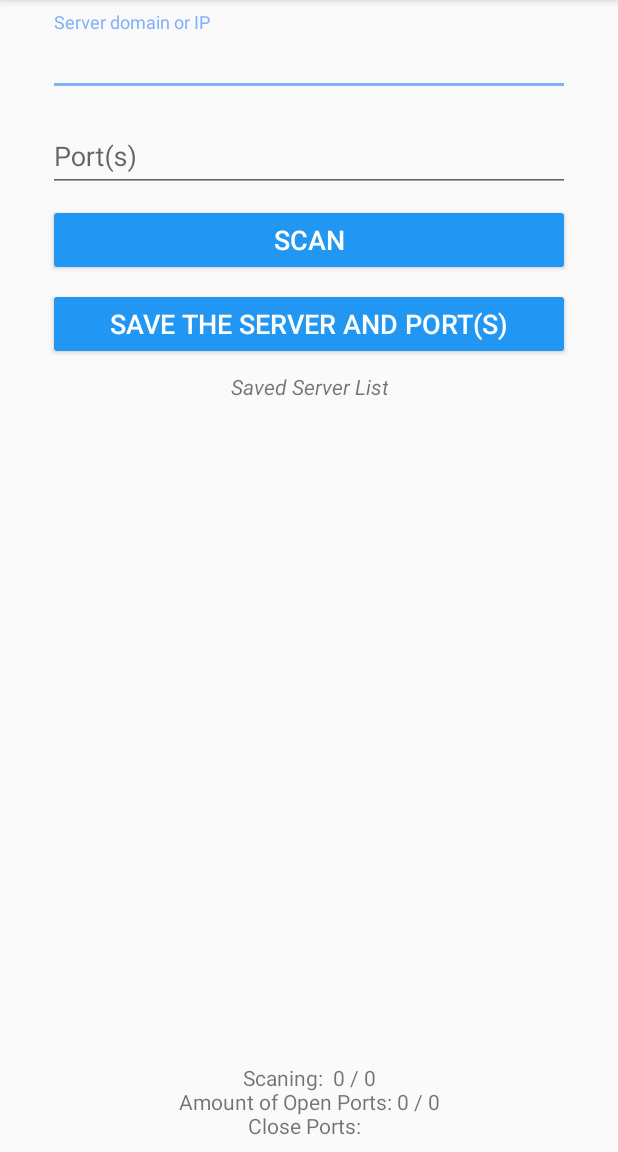
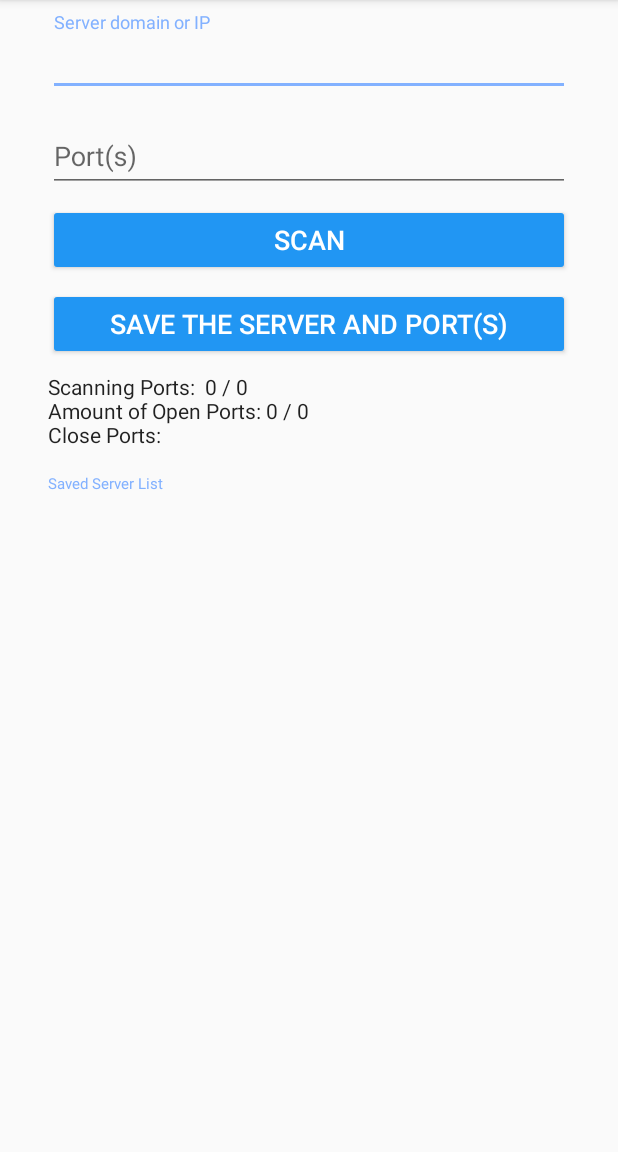
Before and after one commit to owenlsa/CheckPort, an Android app: the screen it shows after launch (MainActivity), on a phone screen of 412 x 824 dp, the part 84-1236 px from its top. Run offline under Robolectric (Android 15) with nearby library versions, the phone set to English and light mode, and no system bars.

Commit message:
UI update.

```diff
--- a/app/src/main/java/com/lsa/checkport/MainActivity.java
+++ b/app/src/main/java/com/lsa/checkport/MainActivity.java
@@ -81,7 +81,7 @@ public class MainActivity extends AppCompatActivity {
         Handler mTimeHandler = new Handler() {
             public void handleMessage(android.os.Message msg) {
                 if (msg.what == 0) {
-                    textViewData1.setText("Scaning:  " + doneTimes + " / " + totalPortAmount
+                    textViewData1.setText("Scanning Ports:  " + doneTimes + " / " + totalPortAmount
                             + "\nAmount of Open Ports: " + okTimes+ " / " + totalPortAmount
                             + "\nClose Ports:  " + failList); //刷新result
                     onUpdateListView(); //刷新listView
@@ -185,6 +185,7 @@ public class MainActivity extends AppCompatActivity {
                 doneTimes = doneTimes + 1; //已完成端口计数
 
             } catch (Exception e) {
+                SCANNING = 0;
                 System.out.println("Error 102");
                 e.printStackTrace();
             }
--- a/app/src/main/res/layout/activity_main.xml
+++ b/app/src/main/res/layout/activity_main.xml
@@ -80,20 +80,39 @@
         app:layout_constraintTop_toBottomOf="@+id/btnScan" />
 
     <TextView
-        android:id="@+id/serverListTitle"
-        android:layout_width="wrap_content"
+        android:id="@+id/textViewResult"
+        android:layout_width="0dp"
         android:layout_height="wrap_content"
         android:layout_marginStart="32dp"
         android:layout_marginTop="8dp"
         android:layout_marginEnd="32dp"
         android:layout_marginBottom="8dp"
+        android:gravity="center"
+        android:text="Result"
+        android:textAlignment="textStart"
+        android:textColor="?android:attr/textColorPrimary"
+        app:layout_constraintBottom_toTopOf="@+id/serverListTitle"
+        app:layout_constraintEnd_toEndOf="parent"
+        app:layout_constraintHorizontal_bias="0.0"
+        app:layout_constraintStart_toStartOf="parent"
+        app:layout_constraintTop_toBottomOf="@+id/btnAddJSON" />
+
+    <TextView
+        android:id="@+id/serverListTitle"
+        android:layout_width="0dp"
+        android:layout_height="wrap_content"
+        android:layout_marginStart="32dp"
+        android:layout_marginTop="8dp"
+        android:layout_marginEnd="32dp"
         android:text="Saved Server List"
-        android:textAlignment="center"
-        android:textStyle="italic"
+        android:textAlignment="textStart"
+        android:textColor="@color/colorAccent"
+        android:textSize="10sp"
         app:layout_constraintBottom_toTopOf="@+id/serverList"
         app:layout_constraintEnd_toEndOf="parent"
+        app:layout_constraintHorizontal_bias="0.0"
         app:layout_constraintStart_toStartOf="parent"
-        app:layout_constraintTop_toBottomOf="@+id/btnAddJSON" />
+        app:layout_constraintTop_toBottomOf="@+id/textViewResult" />
 
     <ListView
         android:id="@+id/serverList"
@@ -103,26 +122,10 @@
         android:layout_marginEnd="16dp"
         android:layout_marginBottom="8dp"
         android:fadingEdge="none"
-        app:layout_constraintBottom_toTopOf="@id/textViewResult"
+        app:layout_constraintBottom_toBottomOf="parent"
         app:layout_constraintEnd_toEndOf="parent"
         app:layout_constraintStart_toStartOf="parent"
         app:layout_constraintTop_toBottomOf="@+id/serverListTitle" />
 
-    <TextView
-        android:id="@+id/textViewResult"
-        android:layout_width="wrap_content"
-        android:layout_height="wrap_content"
-        android:layout_marginStart="32dp"
-        android:layout_marginTop="8dp"
-        android:layout_marginEnd="32dp"
-        android:layout_marginBottom="8dp"
-        android:gravity="center"
-        android:text="Result"
-        android:textAlignment="center"
-        app:layout_constraintBottom_toBottomOf="parent"
-        app:layout_constraintEnd_toEndOf="parent"
-        app:layout_constraintStart_toStartOf="parent"
-        app:layout_constraintTop_toBottomOf="@+id/serverList" />
-
 
 </androidx.constraintlayout.widget.ConstraintLayout>
--- a/app/src/main/res/layout/list_item.xml
+++ b/app/src/main/res/layout/list_item.xml
@@ -10,4 +10,5 @@
     android:minHeight="?android:attr/listPreferredItemHeightSmall"
     android:paddingStart="?android:attr/listPreferredItemPaddingStart"
     android:paddingEnd="?android:attr/listPreferredItemPaddingEnd"
-    android:textAppearance="?android:attr/textAppearanceListItemSmall" />
+    android:textAppearance="?android:attr/textAppearanceListItemSmall"
+    android:textColor="?android:attr/textColorSecondary" />
```
